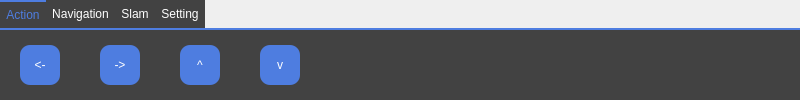
The window that src/map_menu.ui (Huangfly/neo_view) describes before a commit, drawn with Qt 5.
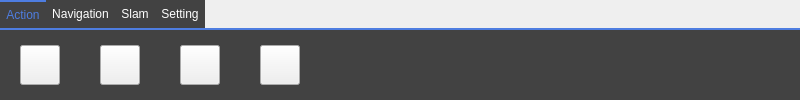
The same window after the commit. The open tabs and pages were chosen to show the change. Icons and pictures are not drawn.

Patch:
```diff
--- a/src/map_menu.ui
+++ b/src/map_menu.ui
@@ -66,9 +66,7 @@
     </property>
     <property name="styleSheet">
      <string notr="true">QPushButton{
-color:rgb(255, 255, 255);
-border-radius:10px;
-background-color:rgb(78, 125, 224);
+border-image: url(:/left.png);
 }
 
 QPushButton:pressed {
@@ -76,11 +74,11 @@
 }
 
 QPushButton::checked {
-   background-color: rgb(28, 59, 124);
+border-image: url(:/left_press.png);
 }</string>
     </property>
     <property name="text">
-     <string>&lt;-</string>
+     <string/>
     </property>
    </widget>
    <widget class="QPushButton" name="action_right">
@@ -97,9 +95,7 @@
     </property>
     <property name="styleSheet">
      <string notr="true">QPushButton{
-color:rgb(255, 255, 255);
-border-radius:10px;
-background-color:rgb(78, 125, 224);
+border-image: url(:/right.png);
 }
 
 QPushButton:pressed {
@@ -107,11 +103,11 @@
 }
 
 QPushButton::checked {
-   background-color: rgb(28, 59, 124);
+border-image: url(:/right_press.png);
 }</string>
     </property>
     <property name="text">
-     <string>-&gt;</string>
+     <string/>
     </property>
    </widget>
    <widget class="QPushButton" name="action_forward">
@@ -128,9 +124,7 @@
     </property>
     <property name="styleSheet">
      <string notr="true">QPushButton{
-color:rgb(255, 255, 255);
-border-radius:10px;
-background-color:rgb(78, 125, 224);
+border-image: url(:/up.png);
 }
 
 QPushButton:pressed {
@@ -138,11 +132,12 @@
 }
 
 QPushButton::checked {
-   background-color: rgb(28, 59, 124);
-}</string>
+border-image: url(:/up_press.png);
+}
+</string>
     </property>
     <property name="text">
-     <string>^</string>
+     <string/>
     </property>
    </widget>
    <widget class="QPushButton" name="action_back">
@@ -159,9 +154,7 @@
     </property>
     <property name="styleSheet">
      <string notr="true">QPushButton{
-color:rgb(255, 255, 255);
-border-radius:10px;
-background-color:rgb(78, 125, 224);
+border-image: url(:/down.png);
 }
 
 QPushButton:pressed {
@@ -169,11 +162,11 @@
 }
 
 QPushButton::checked {
-   background-color: rgb(28, 59, 124);
+border-image: url(:/down_press.png);
 }</string>
     </property>
     <property name="text">
-     <string>v</string>
+     <string/>
     </property>
    </widget>
   </widget>
```
Left out of the diff: 10 changed lines with no effect on the pictures.
